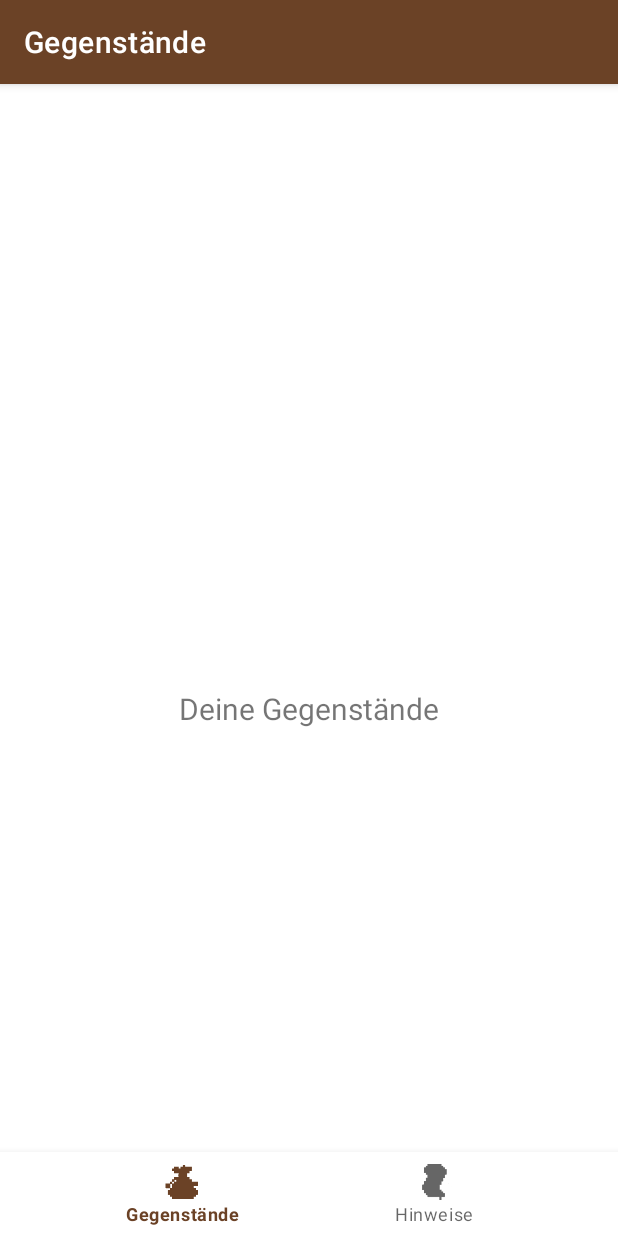
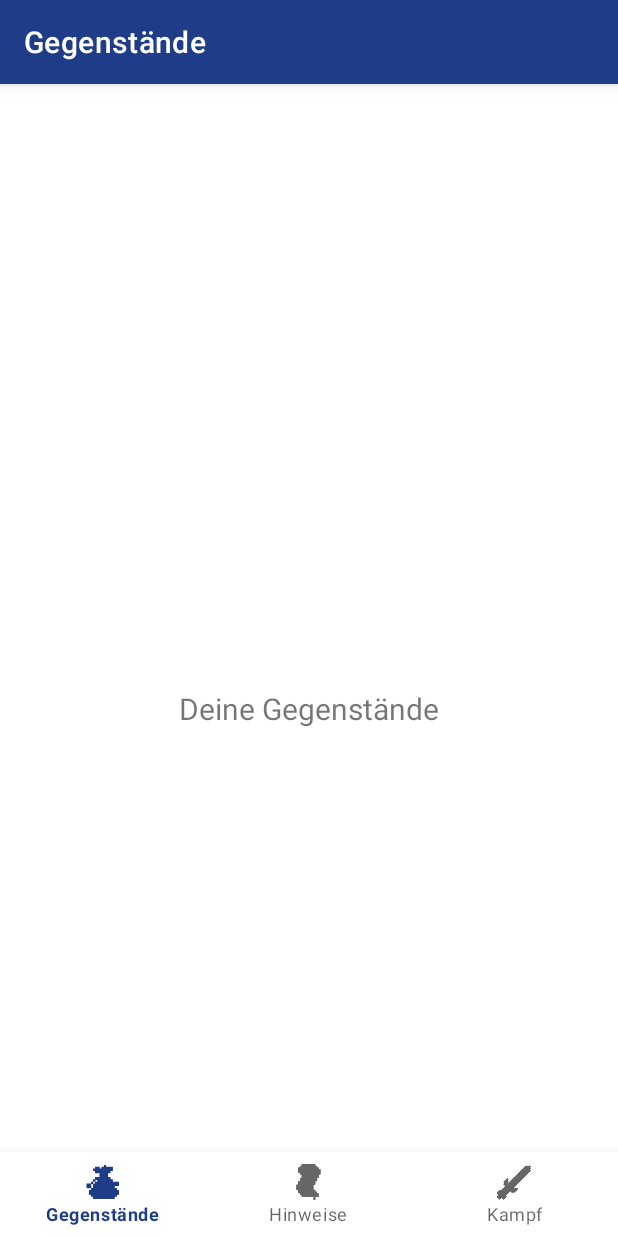
Before and after one commit to andi-git/Die_Welt_Der_Tausend_Abenteuer, an Android app: the screen it shows after launch (MainActivity), on a phone screen of 412 x 824 dp. Run offline under Robolectric (Android 15) with nearby library versions, the phone set to English and light mode, and no system bars; our stand-ins replace navigation-ui.

Commit message:
add new fragment for fight

```diff
--- a/app/src/main/res/menu/bottom_nav_menu.xml
+++ b/app/src/main/res/menu/bottom_nav_menu.xml
@@ -11,4 +11,9 @@
         android:icon="@drawable/schriftrolle"
         android:title="@string/title_hints" />
 
+    <item
+        android:id="@+id/navigation_fight"
+        android:icon="@drawable/sword"
+        android:title="@string/title_fight" />
+
 </menu>
--- a/app/src/main/res/navigation/mobile_navigation.xml
+++ b/app/src/main/res/navigation/mobile_navigation.xml
@@ -17,4 +17,10 @@
         android:label="@string/title_hints"
         tools:layout="@layout/fragment_hints" />
 
+    <fragment
+        android:id="@+id/navigation_fight"
+        android:name="eu.ahammer.dieweltdertausendabenteuer.ui.fight.FightFragment"
+        android:label="@string/title_fight"
+        tools:layout="@layout/fragment_fight" />
+
 </navigation>
--- a/app/src/main/res/values/strings.xml
+++ b/app/src/main/res/values/strings.xml
@@ -2,4 +2,5 @@
     <string name="app_name">Die Welt Der Tausend Abenteuer</string>
     <string name="title_hints">Hinweise</string>
     <string name="title_items">Gegenstände</string>
+    <string name="title_fight">Kampf</string>
 </resources>
--- a/app/src/main/res/values/themes.xml
+++ b/app/src/main/res/values/themes.xml
@@ -13,7 +13,7 @@
         <!--item name="android:statusBarColor">?attr/colorPrimaryVariant</item-->
         <!-- Customize your theme here. -->
 
-        <item name="colorPrimary">@color/primary_brown</item>
+        <item name="colorPrimary">@color/primary_blue</item>
         <item name="colorPrimaryVariant">@color/primary_blue</item>
         <item name="colorOnPrimary">@color/white</item>
         <item name="colorSecondary">@color/secondary_red</item>
```
Also changed, not shown: app/src/main/java/eu/ahammer/dieweltdertausendabenteuer/ui/fight/FightFragment.kt (added, +35 -0 lines), app/src/main/java/eu/ahammer/dieweltdertausendabenteuer/ui/fight/FightViewModel.kt (added, +14 -0 lines), app/src/main/res/layout/fragment_fight.xml (added, +22 -0 lines), app/src/main/res/drawable/sword.png (added).
